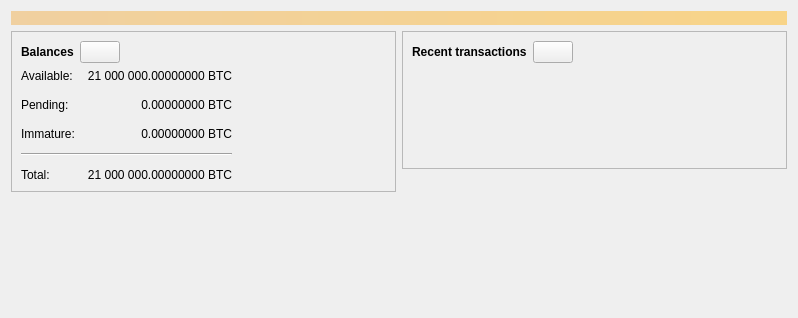
The window that src/qt/forms/overviewpage.ui (AurumCoinOrg/AurumCoin) describes before a commit, drawn with Qt 5.
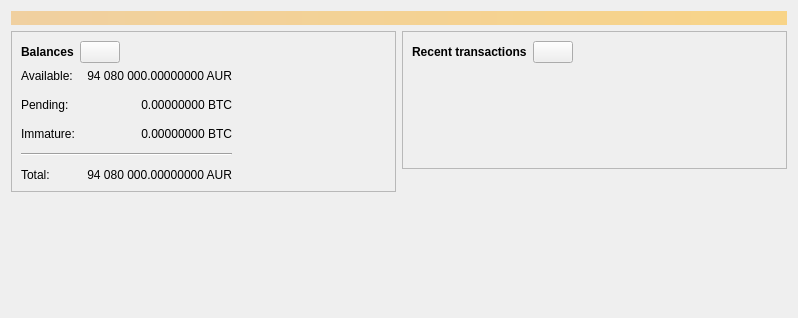
The same window after the commit. Icons and pictures are not drawn. Custom widgets are drawn as their Qt base class.

Commit message: qt: update max money display placeholder to 94,080,000 AUR

```diff
--- a/src/qt/forms/overviewpage.ui
+++ b/src/qt/forms/overviewpage.ui
@@ -192,7 +192,7 @@
                <string>Your current total balance</string>
               </property>
               <property name="text">
-               <string notr="true">21 000 000.00000000 BTC</string>
+               <string notr="true">94 080 000.00000000 AUR</string>
               </property>
               <property name="alignment">
                <set>Qt::AlignRight|Qt::AlignTrailing|Qt::AlignVCenter</set>
@@ -218,7 +218,7 @@
                <string>Your current spendable balance</string>
               </property>
               <property name="text">
-               <string notr="true">21 000 000.00000000 BTC</string>
+               <string notr="true">94 080 000.00000000 AUR</string>
               </property>
               <property name="alignment">
                <set>Qt::AlignRight|Qt::AlignTrailing|Qt::AlignVCenter</set>
```
